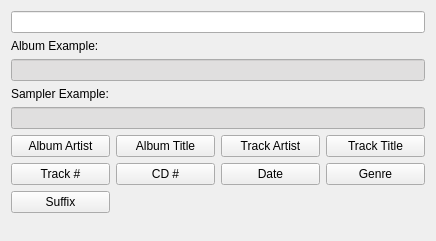
marco-mania/audex-old, file dialogs/patternwizardwidgetUI.ui: the form before one commit.
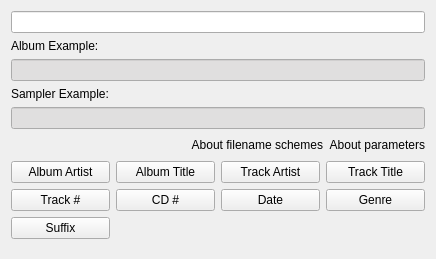
The form after the commit. Custom widgets are drawn as their Qt base class.

```diff
--- a/dialogs/patternwizardwidgetUI.ui
+++ b/dialogs/patternwizardwidgetUI.ui
@@ -7,7 +7,7 @@
     <x>0</x>
     <y>0</y>
     <width>436</width>
-    <height>241</height>
+    <height>259</height>
    </rect>
   </property>
   <property name="windowTitle">
@@ -137,7 +137,44 @@
      </property>
     </widget>
    </item>
-   <item row="5" column="0">
+   <item row="5" column="0" colspan="4">
+    <layout class="QHBoxLayout" name="horizontalLayout">
+     <item>
+      <spacer name="horizontalSpacer">
+       <property name="orientation">
+        <enum>Qt::Horizontal</enum>
+       </property>
+       <property name="sizeHint" stdset="0">
+        <size>
+         <width>40</width>
+         <height>20</height>
+        </size>
+       </property>
+      </spacer>
+     </item>
+     <item>
+      <widget class="KUrlLabel" name="kurllabel_aboutfilenameschemes">
+       <property name="text">
+        <string>About filename schemes</string>
+       </property>
+       <property name="alignment">
+        <set>Qt::AlignRight|Qt::AlignTrailing|Qt::AlignVCenter</set>
+       </property>
+      </widget>
+     </item>
+     <item>
+      <widget class="KUrlLabel" name="kurllabel_aboutparameters">
+       <property name="text">
+        <string>About parameters</string>
+       </property>
+       <property name="alignment">
+        <set>Qt::AlignRight|Qt::AlignTrailing|Qt::AlignVCenter</set>
+       </property>
+      </widget>
+     </item>
+    </layout>
+   </item>
+   <item row="6" column="0">
     <widget class="KPushButton" name="kpushbutton_albumartist">
      <property name="minimumSize">
       <size>
@@ -161,7 +198,7 @@
      </property>
     </widget>
    </item>
-   <item row="5" column="1">
+   <item row="6" column="1">
     <widget class="KPushButton" name="kpushbutton_albumtitle">
      <property name="minimumSize">
       <size>
@@ -185,7 +222,7 @@
      </property>
     </widget>
    </item>
-   <item row="5" column="2">
+   <item row="6" column="2">
     <widget class="KPushButton" name="kpushbutton_trackartist">
      <property name="minimumSize">
       <size>
@@ -207,7 +244,7 @@
      </property>
     </widget>
    </item>
-   <item row="5" column="3">
+   <item row="6" column="3">
     <widget class="KPushButton" name="kpushbutton_tracktitle">
      <property name="minimumSize">
       <size>
@@ -229,7 +266,7 @@
      </property>
     </widget>
    </item>
-   <item row="6" column="0">
+   <item row="7" column="0">
     <widget class="KPushButton" name="kpushbutton_trackno">
      <property name="toolTip">
       <string>&lt;p&gt;This tag will be replaced with the track number of the individual track.&lt;/p&gt;
@@ -242,7 +279,7 @@
      </property>
     </widget>
    </item>
-   <item row="6" column="1">
+   <item row="7" column="1">
     <widget class="KPushButton" name="kpushbutton_cdno">
      <property name="toolTip">
       <string>&lt;p&gt;This tag will be replaced with the CD number of a multi-CD album. Often compilations consist of several CDs.&lt;/p&gt;
@@ -258,7 +295,7 @@
      </property>
     </widget>
    </item>
-   <item row="6" column="2">
+   <item row="7" column="2">
     <widget class="KPushButton" name="kpushbutton_date">
      <property name="toolTip">
       <string>This tag will be replaced with the release date of the CD. In almost all cases this is the year.</string>
@@ -268,7 +305,7 @@
      </property>
     </widget>
    </item>
-   <item row="6" column="3">
+   <item row="7" column="3">
     <widget class="KPushButton" name="kpushbutton_genre">
      <property name="toolTip">
       <string>This tag will be replaced with the genre.</string>
@@ -278,7 +315,7 @@
      </property>
     </widget>
    </item>
-   <item row="7" column="0">
+   <item row="8" column="0">
     <widget class="KPushButton" name="kpushbutton_suffix">
      <property name="toolTip">
       <string>&lt;p&gt;This tag will be replaced with the file suffix.&lt;/p&gt;
@@ -289,7 +326,7 @@
      </property>
     </widget>
    </item>
-   <item row="8" column="2">
+   <item row="9" column="1" colspan="2">
     <spacer name="verticalSpacer">
      <property name="orientation">
       <enum>Qt::Vertical</enum>
@@ -305,16 +342,21 @@
   </layout>
  </widget>
  <customwidgets>
-  <customwidget>
-   <class>KLineEdit</class>
-   <extends>QLineEdit</extends>
-   <header>klineedit.h</header>
-  </customwidget>
   <customwidget>
    <class>KPushButton</class>
    <extends>QPushButton</extends>
    <header>kpushbutton.h</header>
   </customwidget>
+  <customwidget>
+   <class>KLineEdit</class>
+   <extends>QLineEdit</extends>
+   <header>klineedit.h</header>
+  </customwidget>
+  <customwidget>
+   <class>KUrlLabel</class>
+   <extends>QLabel</extends>
+   <header>kurllabel.h</header>
+  </customwidget>
  </customwidgets>
  <resources/>
  <connections/>
```
Left out of the diff: 143 changed lines with no effect on the pictures.
